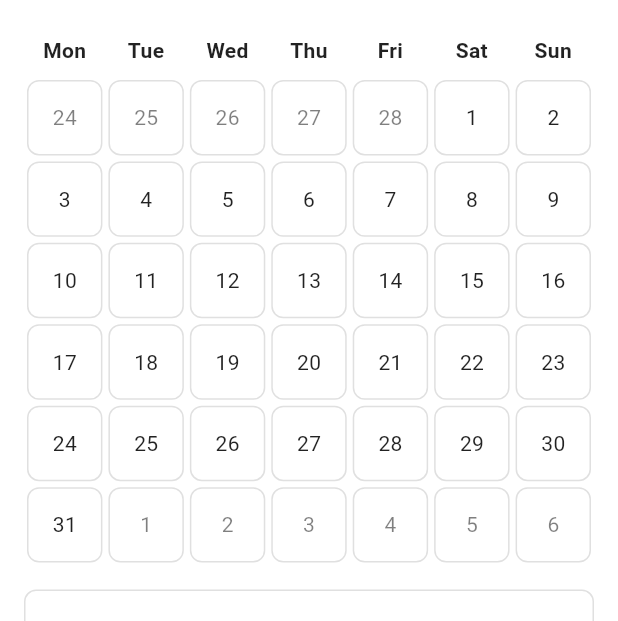
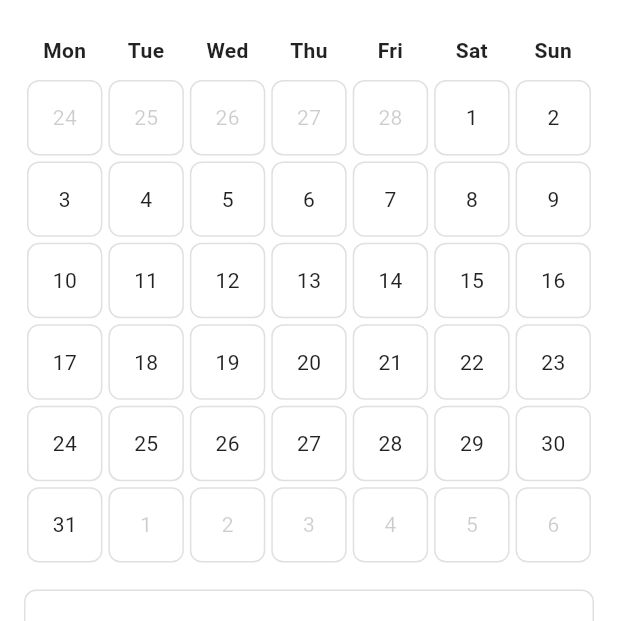
Before and after one commit to balazstasi/budget-tracker, a Flutter app: the screen it shows after launch, on a phone screen of 412 x 824 dp. Shown: the part 169-790 px from the top of the screen. Run offline on Flutter 3.47's test engine with Material 3 defaults, Android fonts, the phone set to English and light mode, and no system bars; our stand-ins replace shared_preferences, sqflite; accounts and stored records are empty.

Commit message:
fix(*): small auto fixes and changing opacity to alpha

```diff
--- a/lib/providers/theme_provider.dart
+++ b/lib/providers/theme_provider.dart
@@ -62,10 +62,10 @@ class ThemeProvider with ChangeNotifier {
         outline: Colors.grey.shade300,
       ),
       useMaterial3: true,
-      cardTheme: CardTheme(
+      cardTheme: const CardTheme(
         color: Colors.white,
         elevation: 2,
-        margin: const EdgeInsets.symmetric(vertical: 4, horizontal: 0),
+        margin: EdgeInsets.symmetric(vertical: 4, horizontal: 0),
       ),
     );
   }
--- a/lib/screens/new_transaction_screen.dart
+++ b/lib/screens/new_transaction_screen.dart
@@ -21,7 +21,7 @@ class _NewTransactionScreenState extends State<NewTransactionScreen> {
   String _transactionType = 'Expense'; // Default to expense
   String _amountDisplay = '0';
   bool _isDecimalMode = false;
-  bool _isLongPressing = false;
+  final bool _isLongPressing = false;
   final Duration _longPressAnimationDuration = const Duration(milliseconds: 300);
 
   Future<void> _selectDate(BuildContext context) async {
--- a/lib/widgets/monthly_summary.dart
+++ b/lib/widgets/monthly_summary.dart
@@ -79,8 +79,8 @@ class MonthlySummary extends StatelessWidget {
         const SizedBox(height: 16),
 
         // Calendar header
-        Row(
-          children: const [
+        const Row(
+          children: [
             Expanded(child: Text('Mon', textAlign: TextAlign.center, style: TextStyle(fontWeight: FontWeight.bold))),
             Expanded(child: Text('Tue', textAlign: TextAlign.center, style: TextStyle(fontWeight: FontWeight.bold))),
             Expanded(child: Text('Wed', textAlign: TextAlign.center, style: TextStyle(fontWeight: FontWeight.bold))),
@@ -120,8 +120,8 @@ class MonthlySummary extends StatelessWidget {
                         child: Container(
                           decoration: BoxDecoration(
                             color: isOverBudget
-                              ? Theme.of(context).colorScheme.error.withOpacity(0.2)
-                              : Theme.of(context).colorScheme.primary.withOpacity(0.2),
+                              ? Theme.of(context).colorScheme.error.withAlpha(51)
+                              : Theme.of(context).colorScheme.primary.withAlpha(51),
                             borderRadius: BorderRadius.circular(8),
                           ),
                         ),
@@ -136,7 +136,7 @@ class MonthlySummary extends StatelessWidget {
                           style: TextStyle(
                             color: isCurrentMonth
                               ? Theme.of(context).colorScheme.onSurface
-                              : Theme.of(context).colorScheme.onSurface.withOpacity(0.5),
+                              : Theme.of(context).colorScheme.onSurface.withAlpha(51),
                             fontWeight: isCurrentMonth && dayExpense > 0 ? FontWeight.bold : FontWeight.normal,
                           ),
                         ),
```
Also changed, not shown: lib/screens/category_managment_screen.dart (+4 -4 lines).
